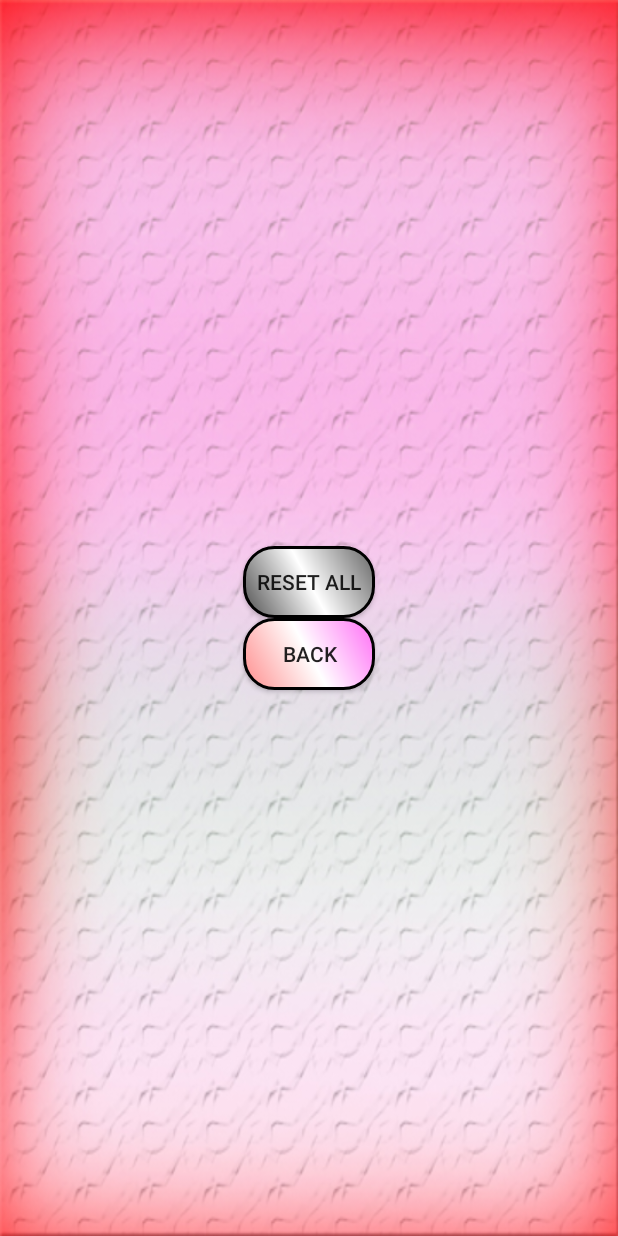
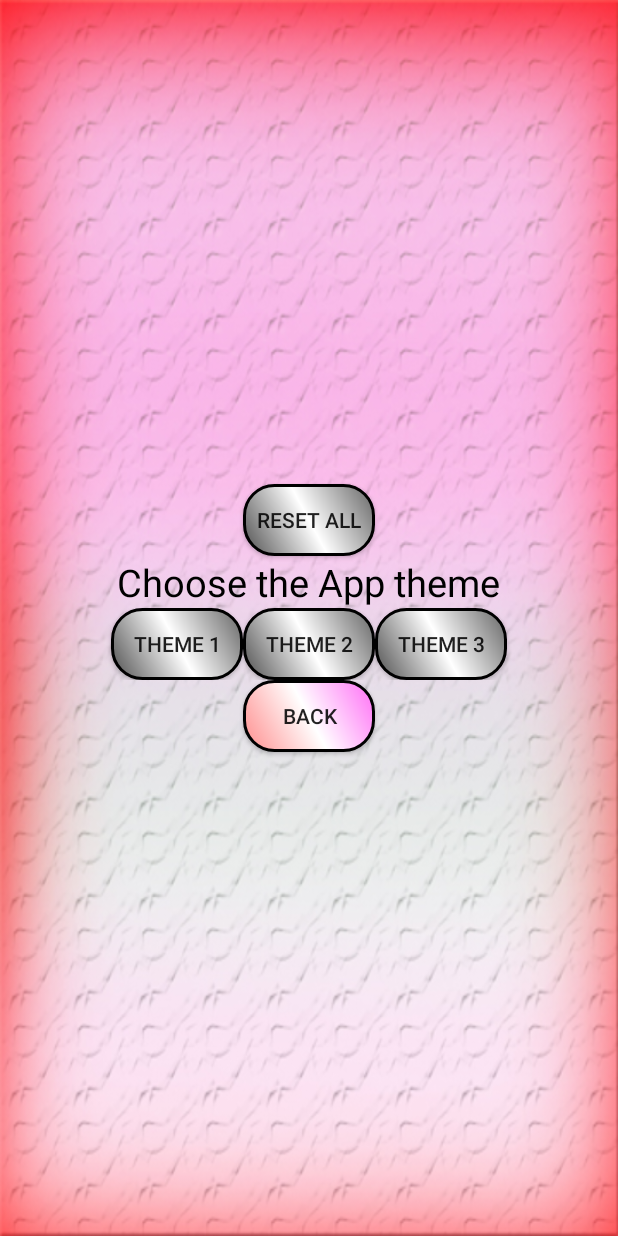
Before and after one commit to Ss12Dark/Album, an Android app: the Setting screen opened directly, with no data from a screen before it, on a phone screen of 412 x 824 dp. Run offline under Robolectric (Android 15) with nearby library versions, the phone set to English and light mode, and no system bars.

Commit message:
colors without rotations

```diff
--- a/app/src/main/java/com/example/ss12dark/album/Setting.java
+++ b/app/src/main/java/com/example/ss12dark/album/Setting.java
@@ -2,6 +2,8 @@ package com.example.ss12dark.album;
 
 import android.content.DialogInterface;
 import android.content.Intent;
+import android.content.SharedPreferences;
+import android.preference.PreferenceManager;
 import android.support.v7.app.AlertDialog;
 import android.support.v7.app.AppCompatActivity;
 import android.os.Bundle;
@@ -9,15 +11,19 @@ import android.text.InputType;
 import android.view.View;
 import android.widget.Button;
 import android.widget.EditText;
+import android.widget.LinearLayout;
 
 public class Setting extends AppCompatActivity {
 
     Button reset,back;
     MyDBHandler db;
+    SharedPreferences myPref;
+    LinearLayout pageColor;
     @Override
     protected void onCreate(Bundle savedInstanceState) {
         super.onCreate(savedInstanceState);
         setContentView(R.layout.activity_setting);
+        backgroundColor();
         back = (Button) findViewById(R.id.back);
         reset = (Button) findViewById(R.id.reset);
         db = new MyDBHandler(this);
@@ -58,4 +64,30 @@ public class Setting extends AppCompatActivity {
             }
         });
     }
+
+    public void backgroundColor(){
+        pageColor = (LinearLayout) findViewById(R.id.pagecolor);
+        myPref = PreferenceManager.getDefaultSharedPreferences(this);
+        int background =myPref.getInt("pageColor",1);
+        switch (background){
+            case 1:{ pageColor.setBackground(getDrawable(R.drawable.albumlobby));break;}
+            case 2:{ pageColor.setBackground(getDrawable(R.drawable.albumlobbyblack));break;}
+            case 3:{ pageColor.setBackground(getDrawable(R.drawable.albumlobbypink));break;}
+        }
+    }
+
+    public void changeBackground(View v){
+        switch (v.getTag().toString()){
+            case "1":{SharedPreferences.Editor editor = myPref.edit();
+                editor.putInt("pageColor",1);
+                editor.apply();break;}
+            case "2":{SharedPreferences.Editor editor = myPref.edit();
+                editor.putInt("pageColor",2);
+                editor.apply();break;}
+            case "3":{SharedPreferences.Editor editor = myPref.edit();
+                editor.putInt("pageColor",3);
+                editor.apply();break;}
+        }
+        recreate();
+    }
 }
--- a/app/src/main/res/drawable/textmain.xml
+++ b/app/src/main/res/drawable/textmain.xml
@@ -5,7 +5,11 @@
     <item>
         <shape android:shape="rectangle">
 
-
+            <gradient
+                android:startColor="#b9c8ff"
+                android:centerColor="@color/white"
+                android:endColor="#ffbebe"
+                android:angle="45" />
 
             <stroke
                 android:color="#000000"
--- a/app/src/main/res/layout/activity_albums_lobby.xml
+++ b/app/src/main/res/layout/activity_albums_lobby.xml
@@ -6,6 +6,7 @@
     android:layout_height="match_parent"
     tools:context=".AlbumsLobby">
 <LinearLayout
+    android:id="@+id/pagecolor"
     android:background="@drawable/albumlobby"
     android:orientation="vertical"
     android:layout_width="match_parent"
--- a/app/src/main/res/layout/activity_main.xml
+++ b/app/src/main/res/layout/activity_main.xml
@@ -6,7 +6,8 @@
     android:layout_height="match_parent"
     tools:context=".MainActivity">
 <ScrollView
-    android:background="@drawable/mainbot"
+    android:id="@+id/pagecolor"
+    android:background="@drawable/mainactivity"
     android:layout_width="match_parent"
     android:layout_height="match_parent">
     <LinearLayout
@@ -14,7 +15,6 @@
         android:layout_width="match_parent"
         android:layout_height="wrap_content">
         <HorizontalScrollView
-            android:background="@drawable/bothmananddtext"
             android:layout_width="match_parent"
             android:layout_height="wrap_content">
             <LinearLayout
@@ -24,7 +24,6 @@
                 <LinearLayout
                     android:orientation="horizontal"
                     android:id="@+id/upperPage"
-                    android:background="@drawable/main"
                     android:gravity="center"
                     android:layout_width="match_parent"
                     android:layout_height="370dp">
@@ -35,7 +34,6 @@
                     android:orientation="horizontal"
                     android:id="@+id/bottomPage"
                     android:gravity="center"
-                    android:background="@drawable/text"
                     android:layout_width="match_parent"
                     android:layout_height="100dp">
 
--- a/app/src/main/res/layout/activity_setting.xml
+++ b/app/src/main/res/layout/activity_setting.xml
@@ -6,6 +6,7 @@
     android:layout_height="match_parent"
     tools:context=".Setting">
 <LinearLayout
+    android:id="@+id/pagecolor"
     android:background="@drawable/albumlobby"
     android:orientation="vertical"
     android:gravity="center"
@@ -18,6 +19,38 @@
         android:text="reset all"
         android:layout_width="wrap_content"
         android:layout_height="wrap_content" />
+    <TextView
+        android:textSize="25dp"
+        android:textColor="@color/black"
+        android:text="Choose the App theme"
+        android:layout_width="wrap_content"
+        android:layout_height="wrap_content" />
+    <LinearLayout
+        android:gravity="center"
+        android:layout_width="match_parent"
+        android:layout_height="wrap_content">
+        <Button
+            android:tag="1"
+            android:background="@drawable/albumstyle"
+            android:onClick="changeBackground"
+            android:text="theme 1"
+            android:layout_width="wrap_content"
+            android:layout_height="wrap_content" />
+        <Button
+            android:tag="2"
+            android:background="@drawable/albumstyle"
+            android:onClick="changeBackground"
+            android:text="theme 2"
+            android:layout_width="wrap_content"
+            android:layout_height="wrap_content" />
+        <Button
+            android:tag="3"
+            android:background="@drawable/albumstyle"
+            android:onClick="changeBackground"
+            android:text="theme 3"
+            android:layout_width="wrap_content"
+            android:layout_height="wrap_content" />
+    </LinearLayout>
     <Button
         android:background="@drawable/buttonstyle"
         android:id="@+id/back"
--- a/app/src/main/res/layout/activity_take_photo.xml
+++ b/app/src/main/res/layout/activity_take_photo.xml
@@ -7,6 +7,7 @@
     tools:context=".TakePhoto">
 
     <LinearLayout
+        android:id="@+id/pagecolor"
         android:background="@drawable/albumlobby"
         android:orientation="vertical"
         android:gravity="center"
```
Also changed, not shown: app/src/main/java/com/example/ss12dark/album/AlbumsLobby.java (+15 -0 lines), app/src/main/java/com/example/ss12dark/album/MainActivity.java (+16 -0 lines), app/src/main/java/com/example/ss12dark/album/TakePhoto.java (+16 -0 lines), app/src/main/res/drawable/albumlobbyblack.jpg (added), app/src/main/res/drawable/albumlobbypink.jpg (added), app/src/main/res/drawable/bothmananddtext.jpg (deleted), app/src/main/res/drawable/main.jpg (deleted), app/src/main/res/drawable/mainactivity.jpg (added), app/src/main/res/drawable/mainactivityblack.jpg (added), app/src/main/res/drawable/mainactivitypink.jpg (added), app/src/main/res/drawable/mainbot.jpg (deleted), app/src/main/res/drawable/text.jpg (deleted).
